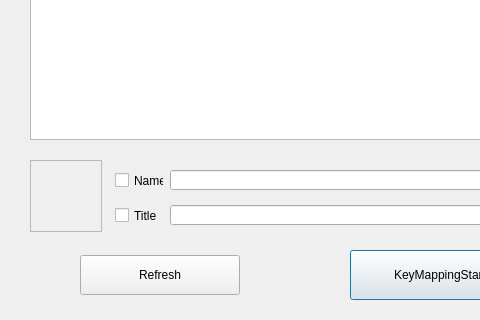
The window that QKeyMapper/qkeymapper.ui (Zalafina/QKeyMapper) describes before a commit, drawn with Qt 5; both pictures show x 0 to 480 and y 220 to 540 of the 940 by 540 pixel window.
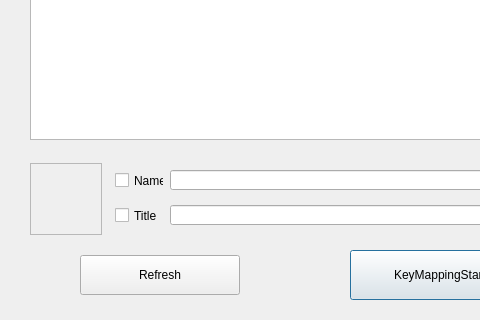
The same window after the commit.

Commit message: Adjust Icon label position.

Patch:
```diff
--- a/QKeyMapper/qkeymapper.ui
+++ b/QKeyMapper/qkeymapper.ui
@@ -277,7 +277,7 @@
    <property name="geometry">
     <rect>
      <x>30</x>
-     <y>380</y>
+     <y>383</y>
      <width>72</width>
      <height>72</height>
     </rect>
```
